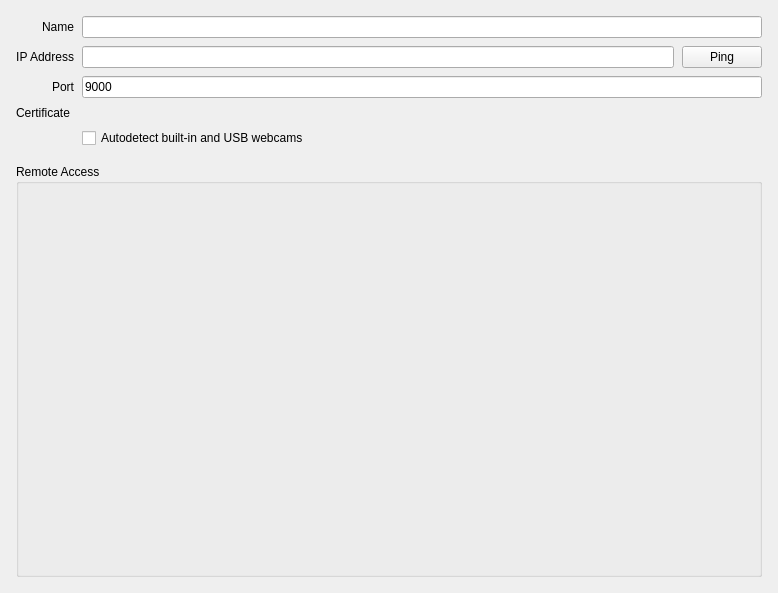
Qt form vms/client/nx_vms_client_desktop/src/ui/widgets/properties/server_settings_widget.ui (networkoptix/nx_open) before a commit.
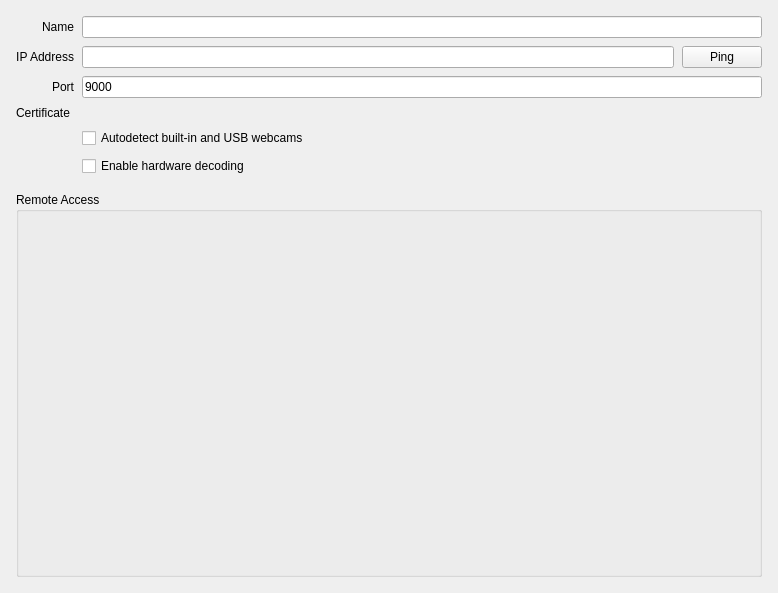
The same form after that commit. Custom widgets are drawn as their Qt base class.

Diff of the .ui file:
```diff
--- a/vms/client/nx_vms_client_desktop/src/ui/widgets/properties/server_settings_widget.ui
+++ b/vms/client/nx_vms_client_desktop/src/ui/widgets/properties/server_settings_widget.ui
@@ -178,6 +178,19 @@
           </property>
          </widget>
         </item>
+        <item row="5" column="1">
+         <widget class="QCheckBox" name="serverHardwareDecodingCheckBox">
+          <property name="sizePolicy">
+           <sizepolicy hsizetype="Preferred" vsizetype="Fixed">
+            <horstretch>0</horstretch>
+            <verstretch>0</verstretch>
+           </sizepolicy>
+          </property>
+          <property name="text">
+           <string>Enable hardware decoding</string>
+          </property>
+         </widget>
+        </item>
        </layout>
       </item>
       <item>
```
